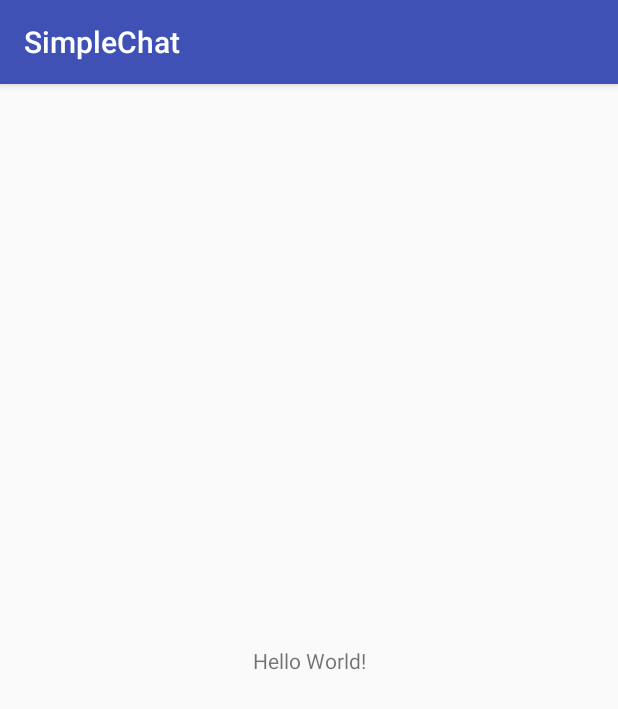
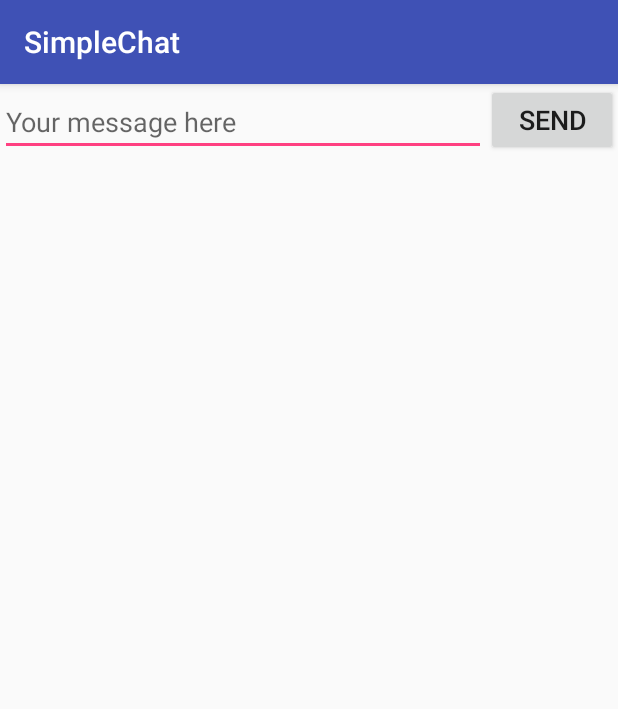
Before and after one commit to statham/SimpleChat, an Android app: the screen it shows after launch (ChatActivity), on a phone screen of 412 x 824 dp. Shown: the top 709 px of the screen. Run offline under Robolectric (Android 15) with nearby library versions, the phone set to English and light mode, and no system bars; libraries missing offline, so code that uses them is left out: com.parse; 2 statements that could not run were skipped.

Commit message:
steps 1 - 5

```diff
--- a/app/src/main/AndroidManifest.xml
+++ b/app/src/main/AndroidManifest.xml
@@ -2,8 +2,11 @@
 <manifest xmlns:android="http://schemas.android.com/apk/res/android"
     package="com.example.kystatham.simplechat">
 
+    <uses-permission android:name="android.permission.INTERNET" />
+    <uses-permission android:name="android.permission.ACCESS_NETWORK_STATE" />
     <application
         android:allowBackup="true"
+        android:name=".ChatApplication"
         android:icon="@mipmap/ic_launcher"
         android:label="@string/app_name"
         android:roundIcon="@mipmap/ic_launcher_round"
--- /dev/null
+++ b/app/src/main/java/com/example/kystatham/simplechat/ChatApplication.java
@@ -0,0 +1,33 @@
+package com.example.kystatham.simplechat;
+
+import android.app.Application;
+
+import com.parse.Parse;
+
+import okhttp3.OkHttpClient;
+import okhttp3.logging.HttpLoggingInterceptor;
+
+/**
+ * Created by kystatham on 9/27/17.
+ */
+
+public class ChatApplication extends Application {
+    @Override
+    public void onCreate() {
+        super.onCreate();
+
+        // Use for monitoring Parse network traffic
+        OkHttpClient.Builder builder = new OkHttpClient.Builder();
+        HttpLoggingInterceptor httpLoggingInterceptor = new HttpLoggingInterceptor();
+        // Can be Level.BASIC, Level.HEADERS, or Level.BODY
+        httpLoggingInterceptor.setLevel(HttpLoggingInterceptor.Level.BODY);
+        builder.networkInterceptors().add(httpLoggingInterceptor);
+
+        // set applicationId and server based on the values in the Heroku settings.
+        // any network interceptors must be added with the Configuration Builder given this syntax
+        Parse.initialize(new Parse.Configuration.Builder(this)
+                .applicationId("simplechat-client") // should correspond to APP_ID env variable
+                .clientBuilder(builder)
+                .server("https://codepath-chat-lab.herokuapp.com/parse/").build());
+    }
+}
--- a/app/src/main/res/layout/activity_chat.xml
+++ b/app/src/main/res/layout/activity_chat.xml
@@ -1,18 +1,26 @@
 <?xml version="1.0" encoding="utf-8"?>
-<android.support.constraint.ConstraintLayout xmlns:android="http://schemas.android.com/apk/res/android"
-    xmlns:app="http://schemas.android.com/apk/res-auto"
+<RelativeLayout xmlns:android="http://schemas.android.com/apk/res/android"
     xmlns:tools="http://schemas.android.com/tools"
     android:layout_width="match_parent"
-    android:layout_height="match_parent"
-    tools:context="com.example.kystatham.simplechat.ChatActivity">
+    android:layout_height="match_parent" >
 
-    <TextView
+    <EditText
+        android:id="@+id/etMessage"
+        android:layout_toLeftOf="@+id/btSend"
+        android:layout_width="match_parent"
+        android:layout_height="wrap_content"
+        android:layout_alignBottom="@+id/btSend"
+        android:gravity="top"
+        android:hint="@string/message_hint"
+        android:imeOptions="actionSend"/>
+    <Button
+        android:id="@+id/btSend"
         android:layout_width="wrap_content"
         android:layout_height="wrap_content"
-        android:text="Hello World!"
-        app:layout_constraintBottom_toBottomOf="parent"
-        app:layout_constraintLeft_toLeftOf="parent"
-        app:layout_constraintRight_toRightOf="parent"
-        app:layout_constraintTop_toTopOf="parent" />
+        android:gravity="center"
+        android:paddingRight="10dp"
+        android:layout_alignParentRight="true"
+        android:text="@string/send"
+        android:textSize="18sp" />
 
-</android.support.constraint.ConstraintLayout>
+</RelativeLayout>
--- a/app/src/main/res/values/strings.xml
+++ b/app/src/main/res/values/strings.xml
@@ -1,3 +1,5 @@
 <resources>
     <string name="app_name">SimpleChat</string>
+    <string name="send">Send</string>
+    <string name="message_hint">Your message here</string>
 </resources>
```
Also changed, not shown: app/build.gradle (+9 -0 lines), app/src/main/java/com/example/kystatham/simplechat/ChatActivity.java (+73 -1 lines).
